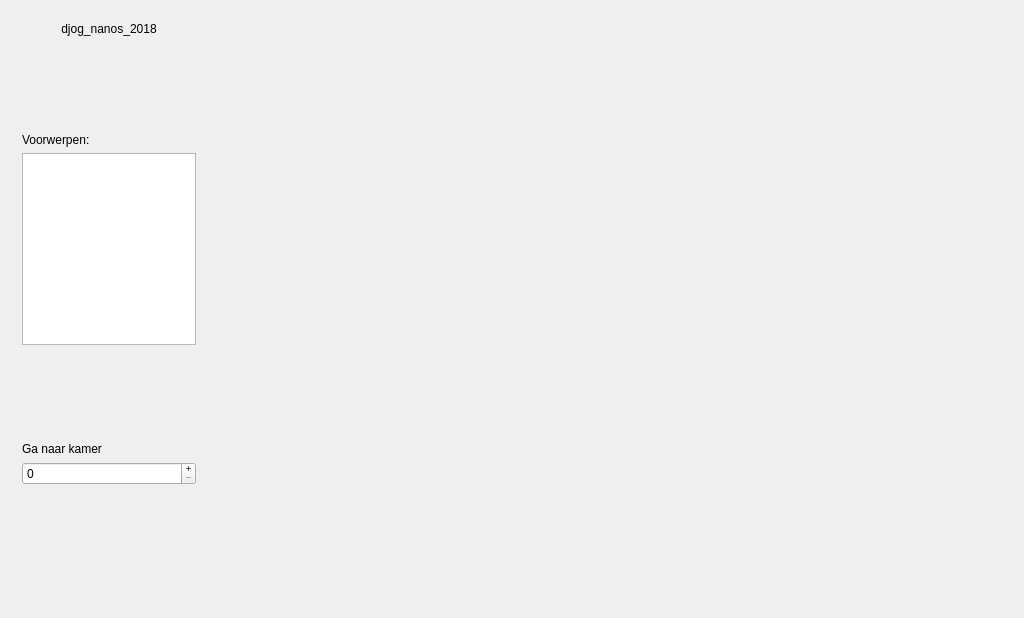
djog/djog_nanos_2018, file hoofd_scherm.ui: the form before one commit.
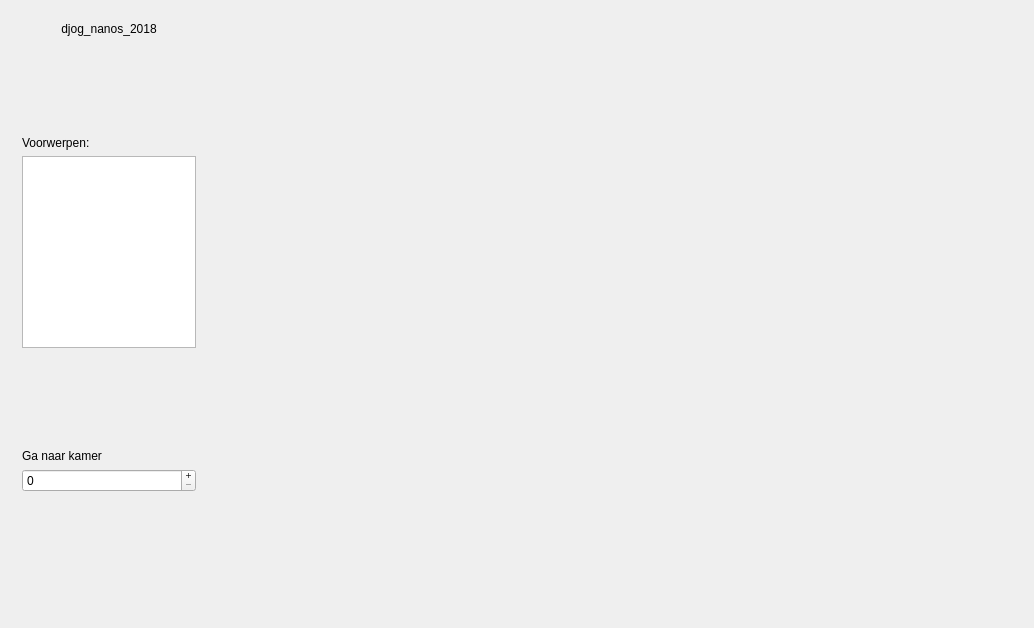
The form after the commit. Icons and pictures are not drawn.

What changed in the file:
```diff
--- a/hoofd_scherm.ui
+++ b/hoofd_scherm.ui
@@ -6,8 +6,8 @@
    <rect>
     <x>0</x>
     <y>0</y>
-    <width>1024</width>
-    <height>618</height>
+    <width>1034</width>
+    <height>628</height>
    </rect>
   </property>
   <property name="cursor">
@@ -146,14 +146,14 @@
     <widget class="QStackedWidget" name="kamers">
      <property name="minimumSize">
       <size>
-       <width>800</width>
-       <height>600</height>
+       <width>810</width>
+       <height>610</height>
       </size>
      </property>
      <property name="maximumSize">
       <size>
-       <width>800</width>
-       <height>600</height>
+       <width>810</width>
+       <height>610</height>
       </size>
      </property>
     </widget>
```
